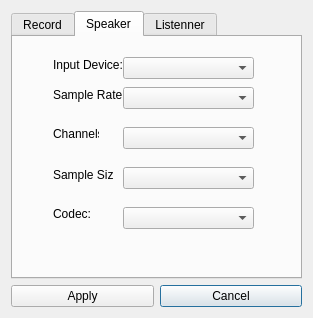
Qt form Translator/settings.ui (Ernyoke/Allamvizsga) before a commit.
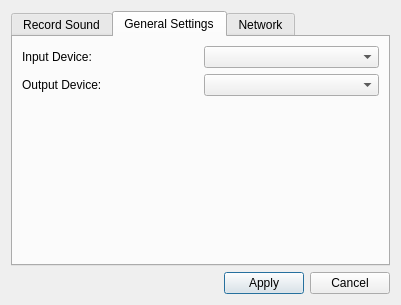
The same form after that commit. The open tabs and pages were chosen to show the change.

Commit message: Server - Client Synch added (needs tests!)

```diff
--- a/Translator/settings.ui
+++ b/Translator/settings.ui
@@ -6,8 +6,8 @@
    <rect>
     <x>0</x>
     <y>0</y>
-    <width>313</width>
-    <height>318</height>
+    <width>401</width>
+    <height>305</height>
    </rect>
   </property>
   <property name="windowTitle">
@@ -15,6 +15,13 @@
   </property>
   <layout class="QGridLayout" name="gridLayout">
    <item row="1" column="1">
+    <widget class="QPushButton" name="applyButton">
+     <property name="text">
+      <string>Apply</string>
+     </property>
+    </widget>
+   </item>
+   <item row="1" column="2">
     <widget class="QPushButton" name="cancelButton">
      <property name="text">
       <string>Cancel</string>
@@ -22,20 +29,26 @@
     </widget>
    </item>
    <item row="1" column="0">
-    <widget class="QPushButton" name="applyButton">
-     <property name="text">
-      <string>Apply</string>
+    <spacer name="horizontalSpacer">
+     <property name="orientation">
+      <enum>Qt::Horizontal</enum>
      </property>
-    </widget>
+     <property name="sizeHint" stdset="0">
+      <size>
+       <width>40</width>
+       <height>20</height>
+      </size>
+     </property>
+    </spacer>
    </item>
-   <item row="0" column="0" colspan="2">
+   <item row="0" column="0" colspan="3">
     <widget class="QTabWidget" name="tabWidget">
      <property name="currentIndex">
       <number>0</number>
      </property>
      <widget class="QWidget" name="tab">
       <attribute name="title">
-       <string>Record</string>
+       <string>Record Sound</string>
       </attribute>
       <widget class="QLineEdit" name="displayPath">
        <property name="geometry">
@@ -99,243 +112,73 @@
      </widget>
      <widget class="QWidget" name="tab_2">
       <attribute name="title">
-       <string>Speaker</string>
+       <string>General Settings</string>
       </attribute>
-      <widget class="QLabel" name="label_3">
-       <property name="geometry">
-        <rect>
-         <x>40</x>
-         <y>50</y>
-         <width>71</width>
-         <height>16</height>
-        </rect>
-       </property>
-       <property name="text">
-        <string>Sample Rate:</string>
-       </property>
-      </widget>
-      <widget class="QLabel" name="label_4">
-       <property name="geometry">
-        <rect>
-         <x>40</x>
-         <y>170</y>
-         <width>46</width>
-         <height>13</height>
-        </rect>
-       </property>
-       <property name="text">
-        <string>Codec:</string>
-       </property>
-      </widget>
-      <widget class="QLabel" name="label_5">
-       <property name="geometry">
-        <rect>
-         <x>40</x>
-         <y>90</y>
-         <width>46</width>
-         <height>13</height>
-        </rect>
-       </property>
-       <property name="text">
-        <string>Channels:</string>
-       </property>
-      </widget>
-      <widget class="QLabel" name="label_6">
-       <property name="geometry">
-        <rect>
-         <x>40</x>
-         <y>130</y>
-         <width>61</width>
-         <height>16</height>
-        </rect>
-       </property>
-       <property name="text">
-        <string>Sample Size:</string>
-       </property>
-      </widget>
-      <widget class="QComboBox" name="sampleRateBox">
-       <property name="geometry">
-        <rect>
-         <x>110</x>
-         <y>50</y>
-         <width>131</width>
-         <height>22</height>
-        </rect>
-       </property>
-      </widget>
-      <widget class="QComboBox" name="codecBox_2">
-       <property name="geometry">
-        <rect>
-         <x>110</x>
-         <y>170</y>
-         <width>131</width>
-         <height>22</height>
-        </rect>
-       </property>
-      </widget>
-      <widget class="QComboBox" name="channelBox">
-       <property name="geometry">
-        <rect>
-         <x>110</x>
-         <y>90</y>
-         <width>131</width>
-         <height>22</height>
-        </rect>
-       </property>
-      </widget>
-      <widget class="QComboBox" name="sampleSizeBox">
-       <property name="geometry">
-        <rect>
-         <x>110</x>
-         <y>130</y>
-         <width>131</width>
-         <height>22</height>
-        </rect>
-       </property>
-      </widget>
-      <widget class="QComboBox" name="inputDeviceBox">
-       <property name="geometry">
-        <rect>
-         <x>110</x>
-         <y>20</y>
-         <width>131</width>
-         <height>22</height>
-        </rect>
-       </property>
-      </widget>
-      <widget class="QLabel" name="label_7">
-       <property name="geometry">
-        <rect>
-         <x>40</x>
-         <y>20</y>
-         <width>71</width>
-         <height>16</height>
-        </rect>
-       </property>
-       <property name="text">
-        <string>Input Device:</string>
-       </property>
-      </widget>
+      <layout class="QGridLayout" name="gridLayout_3">
+       <item row="0" column="1">
+        <widget class="QComboBox" name="inputDeviceBox"/>
+       </item>
+       <item row="0" column="0">
+        <widget class="QLabel" name="label_7">
+         <property name="text">
+          <string>Input Device:</string>
+         </property>
+        </widget>
+       </item>
+       <item row="1" column="0">
+        <widget class="QLabel" name="label_4">
+         <property name="text">
+          <string>Output Device:</string>
+         </property>
+        </widget>
+       </item>
+       <item row="1" column="1">
+        <widget class="QComboBox" name="outputDeviceBox"/>
+       </item>
+       <item row="2" column="0" colspan="2">
+        <spacer name="verticalSpacer_2">
+         <property name="orientation">
+          <enum>Qt::Vertical</enum>
+         </property>
+         <property name="sizeHint" stdset="0">
+          <size>
+           <width>20</width>
+           <height>40</height>
+          </size>
+         </property>
+        </spacer>
+       </item>
+      </layout>
      </widget>
      <widget class="QWidget" name="tab_3">
       <attribute name="title">
-       <string>Listenner</string>
+       <string>Network</string>
       </attribute>
-      <widget class="QComboBox" name="sampleRateBox_2">
-       <property name="geometry">
-        <rect>
-         <x>130</x>
-         <y>50</y>
-         <width>121</width>
-         <height>22</height>
-        </rect>
-       </property>
-      </widget>
-      <widget class="QComboBox" name="channelBox_2">
-       <property name="geometry">
-        <rect>
-         <x>130</x>
-         <y>80</y>
-         <width>121</width>
-         <height>22</height>
-        </rect>
-       </property>
-      </widget>
-      <widget class="QComboBox" name="sampleSizeBox_2">
-       <property name="geometry">
-        <rect>
-         <x>130</x>
-         <y>110</y>
-         <width>121</width>
-         <height>22</height>
-        </rect>
-       </property>
-      </widget>
-      <widget class="QComboBox" name="codecBox_3">
-       <property name="geometry">
-        <rect>
-         <x>130</x>
-         <y>150</y>
-         <width>121</width>
-         <height>22</height>
-        </rect>
-       </property>
-      </widget>
-      <widget class="QLabel" name="label_8">
-       <property name="geometry">
-        <rect>
-         <x>40</x>
-         <y>60</y>
-         <width>71</width>
-         <height>16</height>
-        </rect>
-       </property>
-       <property name="text">
-        <string>Sample Rate:</string>
-       </property>
-      </widget>
-      <widget class="QLabel" name="label_9">
-       <property name="geometry">
-        <rect>
-         <x>40</x>
-         <y>90</y>
-         <width>46</width>
-         <height>13</height>
-        </rect>
-       </property>
-       <property name="text">
-        <string>Channels:</string>
-       </property>
-      </widget>
-      <widget class="QLabel" name="label_10">
-       <property name="geometry">
-        <rect>
-         <x>40</x>
-         <y>120</y>
-         <width>61</width>
-         <height>16</height>
-        </rect>
-       </property>
-       <property name="text">
-        <string>Sample Size:</string>
-       </property>
-      </widget>
-      <widget class="QLabel" name="label_11">
-       <property name="geometry">
-        <rect>
-         <x>40</x>
-         <y>160</y>
-         <width>46</width>
-         <height>13</height>
-        </rect>
-       </property>
-       <property name="text">
-        <string>Codec:</string>
-       </property>
-      </widget>
-      <widget class="QLabel" name="label_12">
-       <property name="geometry">
-        <rect>
-         <x>40</x>
-         <y>30</y>
-         <width>71</width>
-         <height>16</height>
-        </rect>
-       </property>
-       <property name="text">
-        <string>Output Device:</string>
-       </property>
-      </widget>
-      <widget class="QComboBox" name="outputDeviceBox">
-       <property name="geometry">
-        <rect>
-         <x>130</x>
-         <y>20</y>
-         <width>121</width>
-         <height>22</height>
-        </rect>
-       </property>
-      </widget>
+      <layout class="QGridLayout" name="gridLayout_4">
+       <item row="0" column="0">
+        <widget class="QLabel" name="label_3">
+         <property name="text">
+          <string>Server Address:</string>
+         </property>
+        </widget>
+       </item>
+       <item row="0" column="1">
+        <widget class="QLineEdit" name="lineEdit"/>
+       </item>
+       <item row="1" column="0" colspan="2">
+        <spacer name="verticalSpacer_3">
+         <property name="orientation">
+          <enum>Qt::Vertical</enum>
+         </property>
+         <property name="sizeHint" stdset="0">
+          <size>
+           <width>20</width>
+           <height>40</height>
+          </size>
+         </property>
+        </spacer>
+       </item>
+      </layout>
      </widget>
     </widget>
    </item>
```
Left out of the diff: 103 changed lines with no effect on the pictures. The commit also changes 87 other files.
